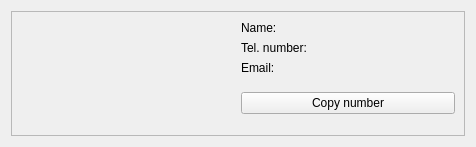
Above: ui/contactview.ui from brookite/ContactDialer before the change. Below: the same form after it.
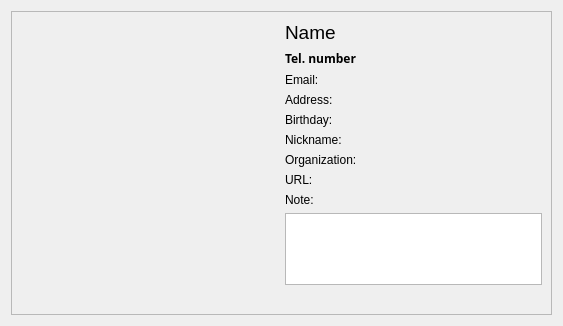
That is the form after the change.

The edit to the form file:
```diff
--- a/ui/contactview.ui
+++ b/ui/contactview.ui
@@ -6,8 +6,8 @@
    <rect>
     <x>0</x>
     <y>0</y>
-    <width>476</width>
-    <height>147</height>
+    <width>563</width>
+    <height>326</height>
    </rect>
   </property>
   <property name="windowTitle">
@@ -25,19 +25,6 @@
      <layout class="QVBoxLayout" name="verticalLayout_2">
       <item>
        <layout class="QGridLayout" name="gridLayout">
-        <item row="1" column="0">
-         <spacer name="verticalSpacer">
-          <property name="orientation">
-           <enum>Qt::Vertical</enum>
-          </property>
-          <property name="sizeHint" stdset="0">
-           <size>
-            <width>20</width>
-            <height>40</height>
-           </size>
-          </property>
-         </spacer>
-        </item>
         <item row="0" column="0">
          <widget class="QLabel" name="image">
           <property name="text">
@@ -45,26 +32,33 @@
           </property>
          </widget>
         </item>
-        <item row="1" column="1">
-         <widget class="QPushButton" name="pushButton">
-          <property name="text">
-           <string>Copy number</string>
-          </property>
-         </widget>
-        </item>
         <item row="0" column="1">
          <layout class="QVBoxLayout" name="verticalLayout_3">
           <item>
            <widget class="QLabel" name="name">
+            <property name="font">
+             <font>
+              <family>Segoe UI</family>
+              <pointsize>14</pointsize>
+             </font>
+            </property>
             <property name="text">
-             <string>Name:</string>
+             <string>Name</string>
             </property>
            </widget>
           </item>
           <item>
            <widget class="QLabel" name="tel">
+            <property name="font">
+             <font>
+              <family>Noto Sans</family>
+              <pointsize>9</pointsize>
+              <weight>75</weight>
+              <bold>true</bold>
+             </font>
+            </property>
             <property name="text">
-             <string>Tel. number:</string>
+             <string>Tel. number</string>
             </property>
            </widget>
           </item>
@@ -75,8 +69,70 @@
             </property>
            </widget>
           </item>
+          <item>
+           <widget class="QLabel" name="address">
+            <property name="text">
+             <string>Address:</string>
+            </property>
+           </widget>
+          </item>
+          <item>
+           <widget class="QLabel" name="bday">
+            <property name="text">
+             <string>Birthday:</string>
+            </property>
+           </widget>
+          </item>
+          <item>
+           <widget class="QLabel" name="nickname">
+            <property name="text">
+             <string>Nickname:</string>
+            </property>
+           </widget>
+          </item>
+          <item>
+           <widget class="QLabel" name="org">
+            <property name="text">
+             <string>Organization:</string>
+            </property>
+           </widget>
+          </item>
+          <item>
+           <widget class="QLabel" name="url">
+            <property name="text">
+             <string>URL:</string>
+            </property>
+           </widget>
+          </item>
+          <item>
+           <widget class="QLabel" name="note">
+            <property name="text">
+             <string>Note:</string>
+            </property>
+           </widget>
+          </item>
+          <item>
+           <widget class="QPlainTextEdit" name="notefield">
+            <property name="readOnly">
+             <bool>true</bool>
+            </property>
+           </widget>
+          </item>
          </layout>
         </item>
+        <item row="1" column="0">
+         <spacer name="horizontalSpacer">
+          <property name="orientation">
+           <enum>Qt::Horizontal</enum>
+          </property>
+          <property name="sizeHint" stdset="0">
+           <size>
+            <width>40</width>
+            <height>20</height>
+           </size>
+          </property>
+         </spacer>
+        </item>
        </layout>
       </item>
      </layout>
```
